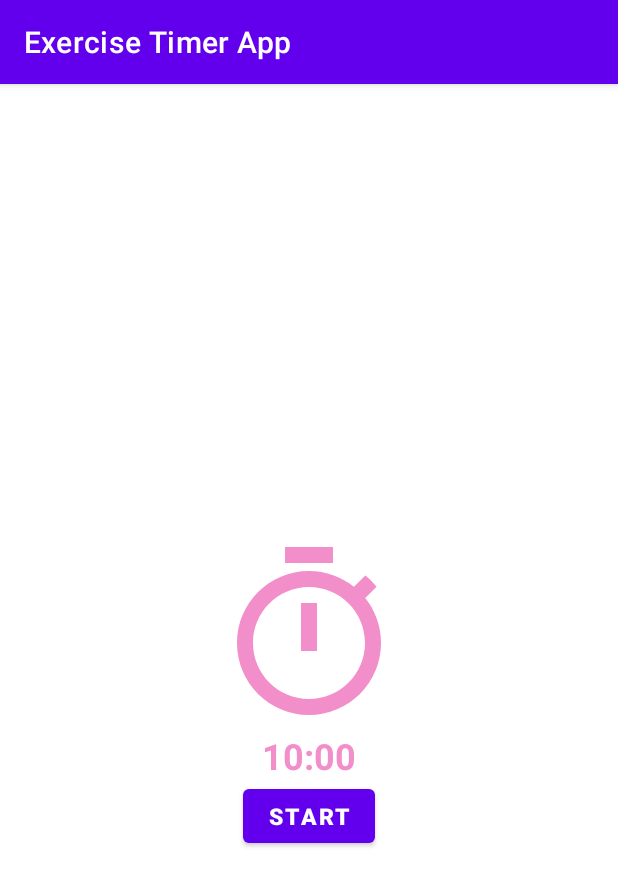
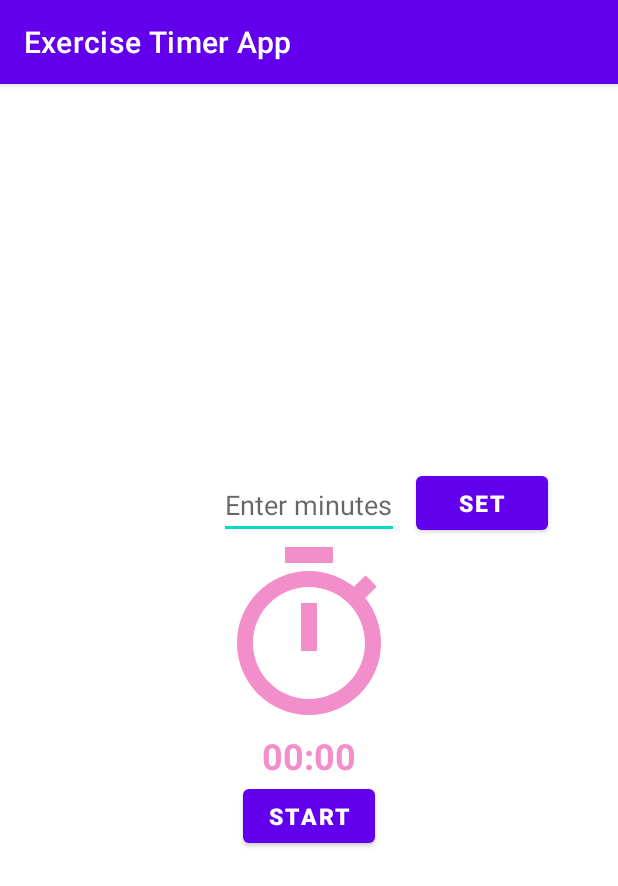
Before and after one commit to Confidence-bassey/My-Timer-App, an Android app: the screen it shows after launch (MainActivity), on a phone screen of 412 x 824 dp. Shown: the top 886 px of the screen. Run offline under Robolectric (Android 15) with nearby library versions, the phone set to English and light mode, and no system bars.

Commit message:
Added an edittext to set time and a button

```diff
--- a/app/src/main/java/com/confidenceb/exercisetimerapp/MainActivity.java
+++ b/app/src/main/java/com/confidenceb/exercisetimerapp/MainActivity.java
@@ -6,6 +6,7 @@ import android.os.Bundle;
 import android.os.CountDownTimer;
 import android.view.View;
 import android.widget.Button;
+import android.widget.EditText;
 import android.widget.TextView;
 import android.widget.Toast;
 
@@ -15,11 +16,12 @@ import java.util.concurrent.TimeUnit;
 public class MainActivity extends AppCompatActivity {
 
     private TextView tv_timerIcon;
-    private Button startPausebtn, resetBtn;
+    private EditText setTimeEdtxt;
+    private Button startPausebtn, resetBtn, setTimeBtn;
     private  boolean isRunning;
 
     private CountDownTimer countDownTimer;
-    private static final long START_TIME_IN_MILLIS = 600000;  // equivalent to 10 minutes
+    private long START_TIME_IN_MILLIS;  // equivalent to 10 minutes
     private long timeLeft = START_TIME_IN_MILLIS;
 
 
@@ -31,6 +33,8 @@ public class MainActivity extends AppCompatActivity {
         tv_timerIcon = findViewById(R.id.timerIcon);
         startPausebtn = findViewById(R.id.startTimer);
         resetBtn = findViewById(R.id.resetTimer);
+        setTimeBtn = findViewById(R.id.SetTimer);
+        setTimeEdtxt = findViewById(R.id.enterMinutes);
 
 
         startPausebtn.setOnClickListener(new View.OnClickListener() {
@@ -53,6 +57,24 @@ public class MainActivity extends AppCompatActivity {
 
         remaingTime();
 
+        setTimeBtn.setOnClickListener(new View.OnClickListener() {
+            @Override
+            public void onClick(View view) {
+                String enterMinutes = setTimeEdtxt.getText().toString();
+                if(enterMinutes.length() == 0){
+                    Toast.makeText(MainActivity.this, "Enter minutes to set timer", Toast.LENGTH_LONG).show();
+                    return;
+                }
+                long enteredMinutesinMillis = Long.parseLong(enterMinutes)*60000;
+                if(enteredMinutesinMillis == 0){
+                    Toast.makeText(MainActivity.this, "No minutes entered", Toast.LENGTH_LONG).show();
+                    return;
+                }
+                setTimeMinutes(enteredMinutesinMillis);
+                setTimeEdtxt.setText("");
+            }
+        });
+
       /*  long timerduration = TimeUnit.MINUTES.toMillis(1);
 
         new CountDownTimer(timerduration, 1000) {
@@ -69,6 +91,11 @@ public class MainActivity extends AppCompatActivity {
                 Toast.makeText(getApplicationContext(), "Time elapseted", Toast.LENGTH_LONG).show();
             }
         }.start();   */
+    }
+
+    private void setTimeMinutes(long milliSeconds) {
+        START_TIME_IN_MILLIS = milliSeconds;
+        resetTimer();
     }
 
     private void startTimer() {
--- a/app/src/main/res/layout/activity_main.xml
+++ b/app/src/main/res/layout/activity_main.xml
@@ -5,6 +5,32 @@
     android:layout_width="match_parent"
     android:layout_height="match_parent"
     tools:context=".MainActivity">
+
+    <EditText
+        android:layout_width="120dp"
+        android:layout_height="wrap_content"
+        android:id="@+id/enterMinutes"
+        android:hint="Enter minutes"
+        android:inputType="number"
+        android:maxLength="4"
+        android:layout_centerHorizontal="true"
+        android:layout_above="@+id/timerIcon"
+        />
+
+    <Button
+        android:layout_width="wrap_content"
+        android:layout_height="wrap_content"
+        android:id="@+id/SetTimer"
+        android:text="Set"
+        android:textColor="@color/white"
+        android:textStyle="bold"
+        android:layout_centerHorizontal="true"
+        android:layout_above="@+id/timerIcon"
+        android:layout_toEndOf="@+id/enterMinutes"
+        android:layout_marginStart="11dp"
+        android:textSize="15sp"
+        android:layout_toRightOf="@+id/enterMinutes"
+        android:layout_marginLeft="11dp" />
 
     <TextView
         android:layout_width="wrap_content"
```
